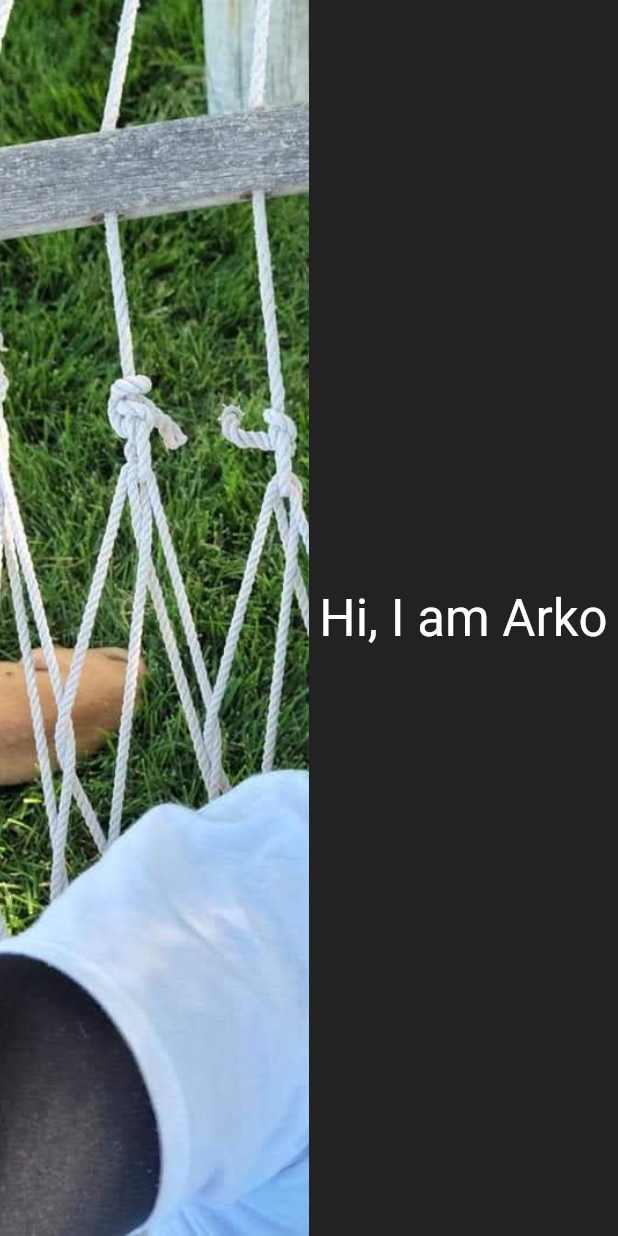
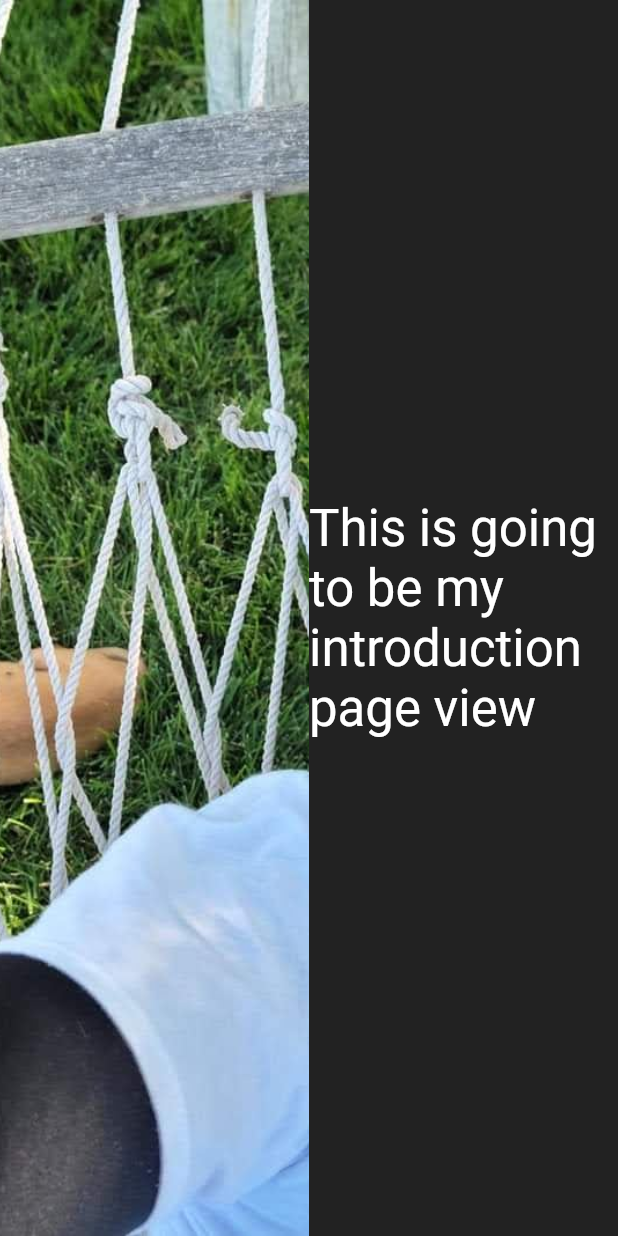
Before and after one commit to abasu0713/my-personal-website, a Flutter app: the screen it shows after launch, on a phone screen of 412 x 824 dp. Run offline on Flutter 3.47's test engine with Material 2 defaults, Android fonts, the phone set to English and light mode, and no system bars; our stand-ins replace animated_splash_screen, page_transition.

Commit message:
Saving tested changes to stateless home screen that controls the pageview

```diff
--- a/lib/pages/landing.dart
+++ b/lib/pages/landing.dart
@@ -1,7 +1,7 @@
 
 import 'package:flutter/material.dart';
 
-import '../screens+views/home.dart';
+import '../screens+views/home_screen.dart';
 import '../utils/static_images.dart';
 
 class MyLandingPage extends StatelessWidget {
--- a/lib/screens+views/home.dart
+++ /dev/null
@@ -1,14 +0,0 @@
-
-
-import 'package:flutter/material.dart';
-
-class MyHomePageView extends StatelessWidget {
-  const MyHomePageView({Key? key}) : super(key: key);
-
-  @override
-  Widget build(BuildContext context) {
-    return Expanded(child: Center(
-      child: Text("Hi, I am Arko", style: Theme.of(context).textTheme.headline4!.copyWith(color: Colors.white),),
-    ));
-  }
-}
--- /dev/null
+++ b/lib/screens+views/home_screen.dart
@@ -0,0 +1,45 @@
+
+
+import 'package:flutter/material.dart';
+
+class MyHomePageView extends StatelessWidget {
+  const MyHomePageView({Key? key}) : super(key: key);
+
+  @override
+  Widget build(BuildContext context) {
+    final PageController _controller = PageController();
+    return SizedBox(
+      width: MediaQuery.of(context).size.width/2,
+      child: PageView(
+        controller: _controller,
+        scrollDirection: Axis.vertical,
+        children: <Widget>[
+          Center(
+              child: Text("This is going to be my introduction page view",
+                  style: Theme.of(context).textTheme.headline4!
+                      .copyWith(color: Colors.white)
+              )
+          ),
+          Center(
+              child: Text("This is going to be my services page view",
+                  style: Theme.of(context).textTheme.headline4!
+                      .copyWith(color: Colors.white)
+              )
+          ),
+          Center(
+              child: Text("This is going to be my current projects space",
+                  style: Theme.of(context).textTheme.headline4!
+                      .copyWith(color: Colors.white)
+              )
+          ),
+          Center(
+              child: Text("This is going to be my contacts page view",
+                  style: Theme.of(context).textTheme.headline4!
+                      .copyWith(color: Colors.white)
+              )
+          )
+        ],
+      ),
+    );
+  }
+}
```
